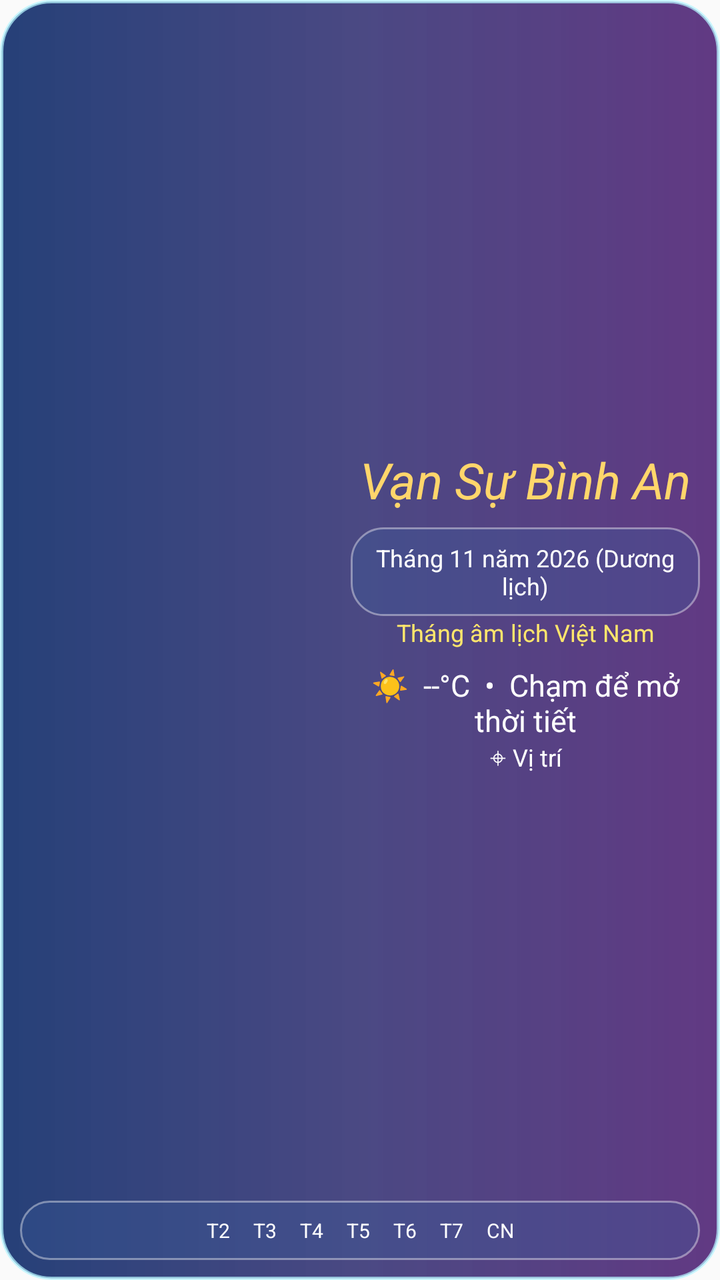
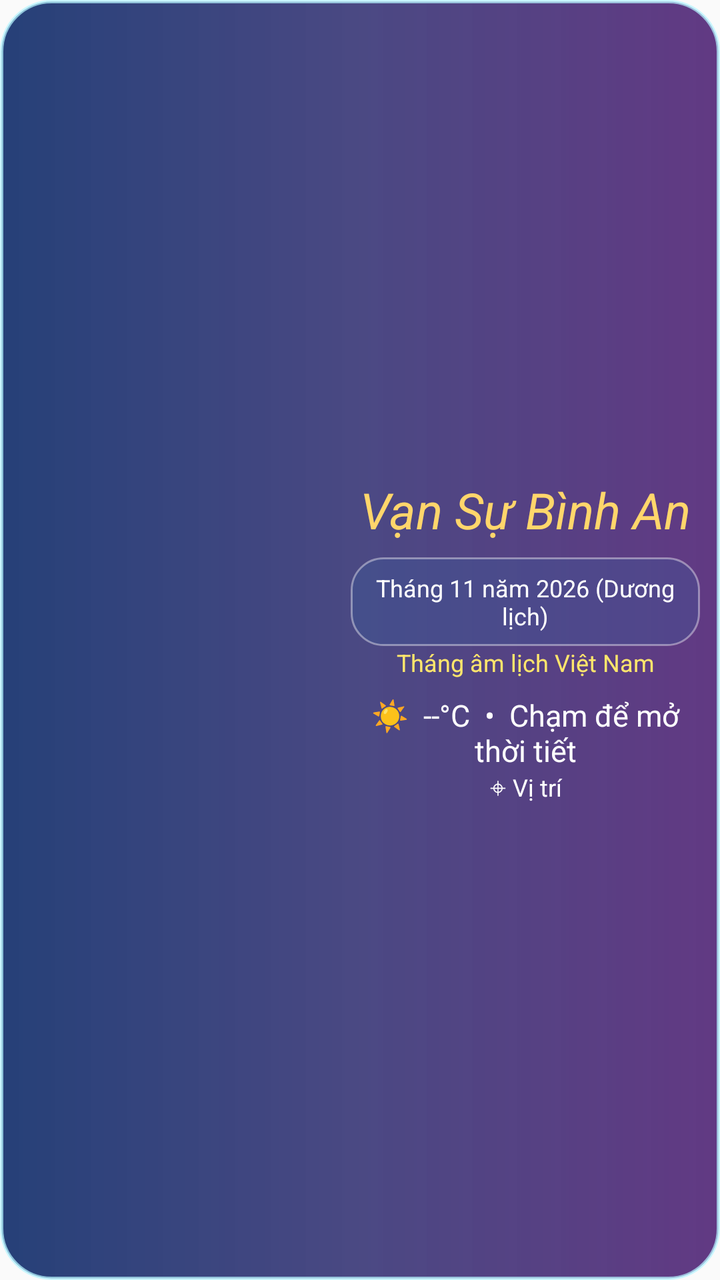

Screens rendered from an Android XML layout before and after an edit, with the pre-edit source and the edit as a unified diff.
<!-- AndroidManifest.xml: application theme android:Theme.Material.Light.NoActionBar -->
<!-- res/layout/widget_analog.xml -->
<LinearLayout xmlns:android="http://schemas.android.com/apk/res/android"
    android:id="@+id/widget_root" android:layout_width="match_parent"
    android:layout_height="match_parent" android:orientation="vertical"
    android:padding="10dp" android:background="@drawable/widget_glass_bg">
    <LinearLayout android:layout_width="match_parent" android:layout_height="0dp"
        android:layout_weight="1" android:orientation="horizontal">
        <ImageView android:id="@+id/analog_face" android:layout_width="0dp"
            android:layout_height="match_parent" android:layout_weight="0.92"
            android:scaleType="fitCenter" android:contentDescription="Đồng hồ kim truyền thống"/>
        <LinearLayout android:layout_width="0dp" android:layout_height="match_parent"
            android:layout_weight="1.08" android:orientation="vertical"
            android:gravity="center_vertical" android:paddingStart="9dp">
            <TextView android:id="@+id/phrase" android:layout_width="match_parent"
                android:layout_height="wrap_content" android:gravity="center"
                android:text="Vạn Sự Bình An" android:textColor="#FFFFD66B"
                android:textSize="25sp" android:textStyle="italic"/>
            <TextView android:id="@+id/month_solar" android:layout_width="match_parent"
                android:layout_height="wrap_content" android:gravity="center"
                android:layout_marginTop="7dp" android:padding="7dp"
                android:background="@drawable/widget_panel_bg"
                android:text="Tháng 11 năm 2026 (Dương lịch)"
                android:textColor="#FFFFFFFF" android:textSize="12sp"/>
            <TextView android:id="@+id/month_lunar" android:layout_width="match_parent"
                android:layout_height="wrap_content" android:gravity="center"
                android:text="Tháng âm lịch Việt Nam"
                android:textColor="#FFFFE66C" android:textSize="12sp"/>
            <TextView android:id="@+id/analog_weather" android:layout_width="match_parent"
                android:layout_height="wrap_content" android:gravity="center"
                android:layout_marginTop="8dp" android:text="☀️  --°C  •  Chạm để mở thời tiết"
                android:textColor="#FFFFFFFF" android:textSize="15sp"/>
            <TextView android:id="@+id/analog_location" android:layout_width="match_parent"
                android:layout_height="wrap_content" android:gravity="center"
                android:text="⌖ Vị trí" android:textColor="#FFFFFFFF" android:textSize="12sp"/>
        </LinearLayout>
    </LinearLayout>
    <TextView android:id="@+id/analog_forecast" android:layout_width="match_parent"
        android:layout_height="wrap_content" android:padding="8dp"
        android:background="@drawable/widget_panel_bg" android:gravity="center"
        android:text="T2     T3     T4     T5     T6     T7     CN"
        android:textColor="#FFFFFFFF" android:textSize="10sp"/>
</LinearLayout>
<!-- resources referenced by this layout -->
<resources>
  <!-- drawable widget_glass_bg (drawable) -->
  <shape xmlns:android="http://schemas.android.com/apk/res/android">
      <corners android:radius="25dp"/>
      <gradient android:angle="0" android:startColor="#E20A2867" android:centerColor="#D82A286D" android:endColor="#E04C1E72"/>
      <stroke android:width="1.5dp" android:color="#B5B6F5FF"/>
  </shape>
  <!-- drawable widget_panel_bg (drawable) -->
  <shape xmlns:android="http://schemas.android.com/apk/res/android">
      <corners android:radius="16dp"/>
      <solid android:color="#553A5B9A"/>
      <stroke android:width="1dp" android:color="#66FFFFFF"/>
  </shape>
</resources>

<!-- the commit's change to res/layout/widget_analog.xml (unified diff, before → after) -->
@@ -1,41 +1,13 @@
-<LinearLayout xmlns:android="http://schemas.android.com/apk/res/android"
-    android:id="@+id/widget_root" android:layout_width="match_parent"
-    android:layout_height="match_parent" android:orientation="vertical"
-    android:padding="10dp" android:background="@drawable/widget_glass_bg">
-    <LinearLayout android:layout_width="match_parent" android:layout_height="0dp"
-        android:layout_weight="1" android:orientation="horizontal">
-        <ImageView android:id="@+id/analog_face" android:layout_width="0dp"
-            android:layout_height="match_parent" android:layout_weight="0.92"
-            android:scaleType="fitCenter" android:contentDescription="Đồng hồ kim truyền thống"/>
-        <LinearLayout android:layout_width="0dp" android:layout_height="match_parent"
-            android:layout_weight="1.08" android:orientation="vertical"
-            android:gravity="center_vertical" android:paddingStart="9dp">
-            <TextView android:id="@+id/phrase" android:layout_width="match_parent"
-                android:layout_height="wrap_content" android:gravity="center"
-                android:text="Vạn Sự Bình An" android:textColor="#FFFFD66B"
-                android:textSize="25sp" android:textStyle="italic"/>
-            <TextView android:id="@+id/month_solar" android:layout_width="match_parent"
-                android:layout_height="wrap_content" android:gravity="center"
-                android:layout_marginTop="7dp" android:padding="7dp"
-                android:background="@drawable/widget_panel_bg"
-                android:text="Tháng 11 năm 2026 (Dương lịch)"
-                android:textColor="#FFFFFFFF" android:textSize="12sp"/>
-            <TextView android:id="@+id/month_lunar" android:layout_width="match_parent"
-                android:layout_height="wrap_content" android:gravity="center"
-                android:text="Tháng âm lịch Việt Nam"
-                android:textColor="#FFFFE66C" android:textSize="12sp"/>
-            <TextView android:id="@+id/analog_weather" android:layout_width="match_parent"
-                android:layout_height="wrap_content" android:gravity="center"
-                android:layout_marginTop="8dp" android:text="☀️  --°C  •  Chạm để mở thời tiết"
-                android:textColor="#FFFFFFFF" android:textSize="15sp"/>
-            <TextView android:id="@+id/analog_location" android:layout_width="match_parent"
-                android:layout_height="wrap_content" android:gravity="center"
-                android:text="⌖ Vị trí" android:textColor="#FFFFFFFF" android:textSize="12sp"/>
+<?xml version='1.0' encoding='utf-8'?>
+<LinearLayout xmlns:ns0="http://schemas.android.com/apk/res/android" ns0:id="@+id/widget_root" ns0:layout_width="match_parent" ns0:layout_height="match_parent" ns0:orientation="vertical" ns0:padding="10dp" ns0:background="@drawable/widget_glass_bg">
+    <LinearLayout ns0:layout_width="match_parent" ns0:layout_height="0dp" ns0:layout_weight="1" ns0:orientation="horizontal">
+        <ImageView ns0:id="@+id/analog_face" ns0:layout_width="0dp" ns0:layout_height="match_parent" ns0:layout_weight="0.92" ns0:scaleType="fitCenter" ns0:contentDescription="Đồng hồ kim truyền thống" />
+        <LinearLayout ns0:layout_width="0dp" ns0:layout_height="match_parent" ns0:layout_weight="1.08" ns0:orientation="vertical" ns0:gravity="center_vertical" ns0:paddingStart="9dp">
+            <TextView ns0:id="@+id/phrase" ns0:layout_width="match_parent" ns0:layout_height="wrap_content" ns0:gravity="center" ns0:text="Vạn Sự Bình An" ns0:textColor="#FFFFD66B" ns0:textSize="25sp" ns0:textStyle="italic" />
+            <TextView ns0:id="@+id/month_solar" ns0:layout_width="match_parent" ns0:layout_height="wrap_content" ns0:gravity="center" ns0:layout_marginTop="7dp" ns0:padding="7dp" ns0:background="@drawable/widget_panel_bg" ns0:text="Tháng 11 năm 2026 (Dương lịch)" ns0:textColor="#FFFFFFFF" ns0:textSize="12sp" />
+            <TextView ns0:id="@+id/month_lunar" ns0:layout_width="match_parent" ns0:layout_height="wrap_content" ns0:gravity="center" ns0:text="Tháng âm lịch Việt Nam" ns0:textColor="#FFFFE66C" ns0:textSize="12sp" />
+            <TextView ns0:id="@+id/analog_weather" ns0:layout_width="match_parent" ns0:layout_height="wrap_content" ns0:gravity="center" ns0:layout_marginTop="8dp" ns0:text="☀️  --°C  •  Chạm để mở thời tiết" ns0:textColor="#FFFFFFFF" ns0:textSize="15sp" />
+            <TextView ns0:id="@+id/analog_location" ns0:layout_width="match_parent" ns0:layout_height="wrap_content" ns0:gravity="center" ns0:text="⌖ Vị trí" ns0:textColor="#FFFFFFFF" ns0:textSize="12sp" />
         </LinearLayout>
     </LinearLayout>
-    <TextView android:id="@+id/analog_forecast" android:layout_width="match_parent"
-        android:layout_height="wrap_content" android:padding="8dp"
-        android:background="@drawable/widget_panel_bg" android:gravity="center"
-        android:text="T2     T3     T4     T5     T6     T7     CN"
-        android:textColor="#FFFFFFFF" android:textSize="10sp"/>
-</LinearLayout>
+    </LinearLayout>
